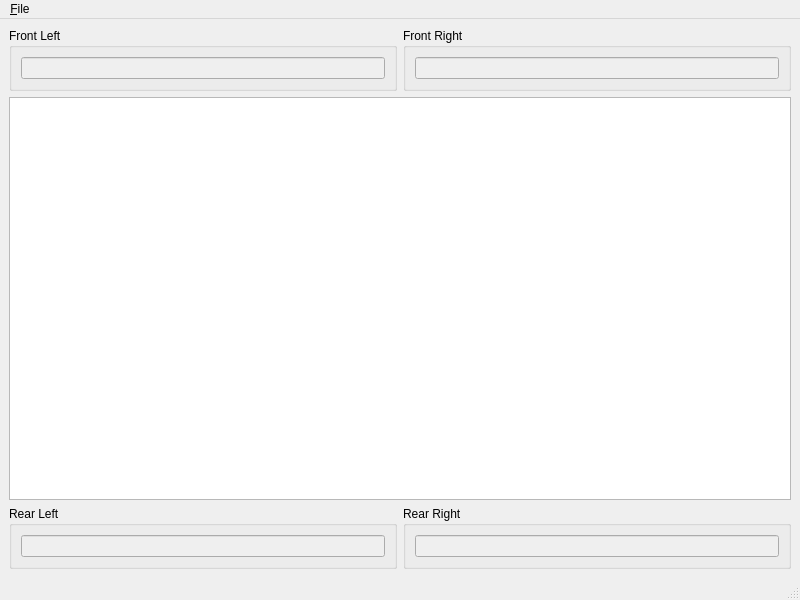
Before: the Qt Designer form src/main.ui in rpavlik/vrpn-balance-board, drawn with Qt 5.
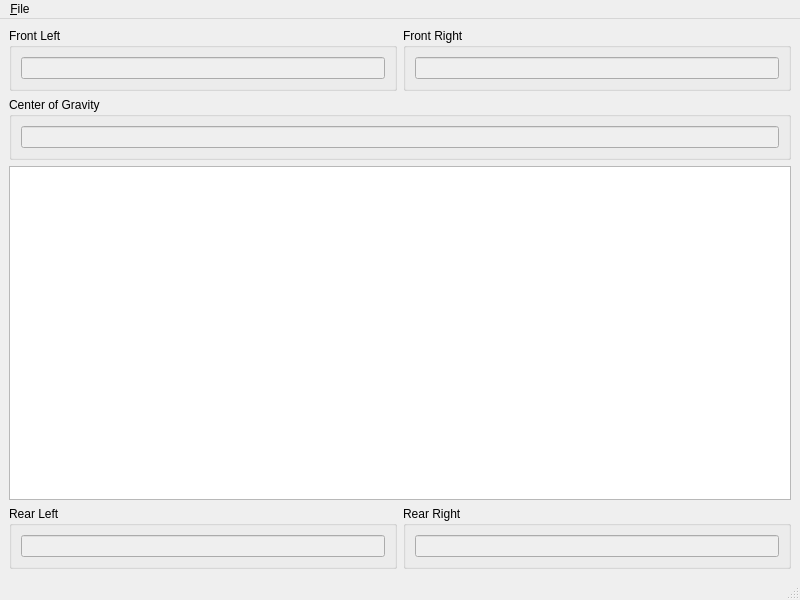
After: the same form once the commit is applied. Icons and pictures are not drawn.

Commit message: Add a field to show the numerical center of gravity.

Diff of the .ui file:
```diff
--- a/src/main.ui
+++ b/src/main.ui
@@ -56,7 +56,27 @@
      </layout>
     </item>
     <item>
-     <widget class="QGraphicsView" name="graphicsView"/>
+     <widget class="QGroupBox" name="groupBox_5">
+      <property name="title">
+       <string>Center of Gravity</string>
+      </property>
+      <layout class="QGridLayout" name="gridLayout_5">
+       <item row="0" column="0">
+        <widget class="QLineEdit" name="centerOfGravity">
+         <property name="enabled">
+          <bool>false</bool>
+         </property>
+        </widget>
+       </item>
+      </layout>
+     </widget>
+    </item>
+    <item>
+     <widget class="QGraphicsView" name="graphicsView">
+      <property name="dragMode">
+       <enum>QGraphicsView::ScrollHandDrag</enum>
+      </property>
+     </widget>
     </item>
     <item>
      <layout class="QHBoxLayout" name="horizontalLayout">
```
